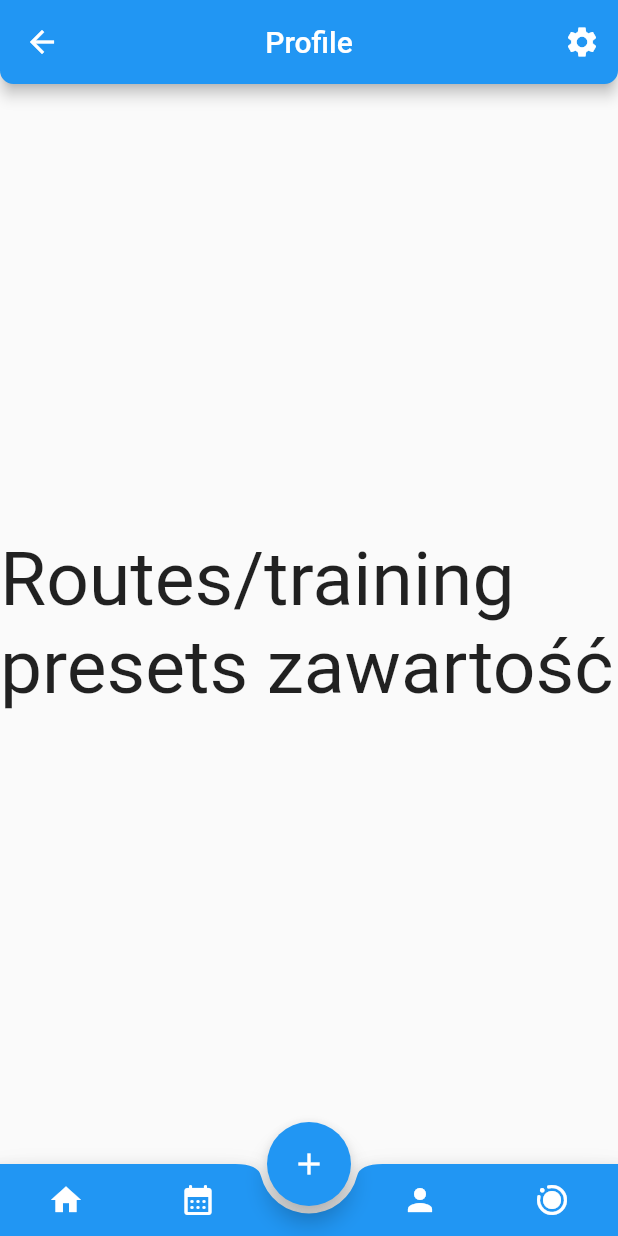
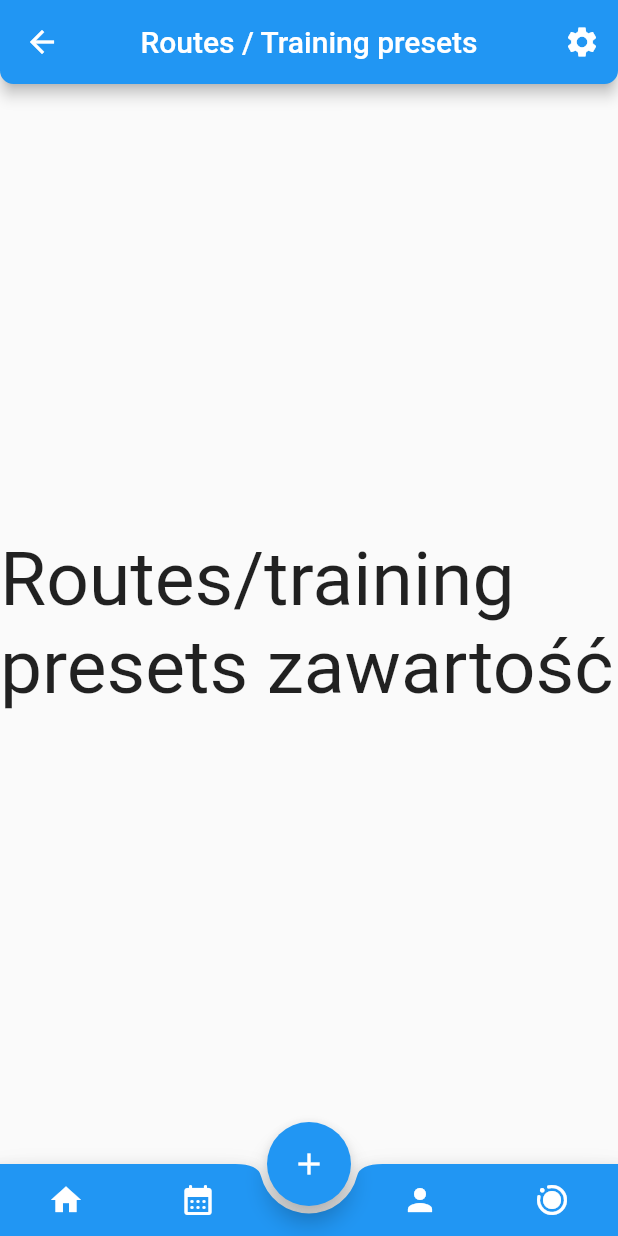
Before and after one commit to sebastianpartyka/kalendar2, a Flutter app: the TrainingPresets screen opened directly, on a phone screen of 412 x 824 dp. Run offline on Flutter 3.47's test engine with Material 2 defaults, Android fonts, the phone set to English and light mode, and no system bars; our stand-ins replace convex_bottom_bar; missing offline and left inert: flutter_clean_calendar; network calls fail.

Commit message:
Small adjustments on routing and desriptions

```diff
--- a/lib/addnew.dart
+++ b/lib/addnew.dart
@@ -45,3 +45,7 @@
 // Sprzęt: buty lub rower if applicable
 // Additional info/commentary: notka do wpisania z klawiatury, albo Text To Speech
 // Samopoczucie: :> :) :| :( :<
+
+//AddNewEquipment to samo dla equipment
+//AddNewGoal dla celów
+//AddNewAchievement dla achievements
--- a/lib/goals.dart
+++ b/lib/goals.dart
@@ -11,7 +11,7 @@ class Goals extends StatelessWidget {
     //return Container(color: const Color(0xFF2DBD3A));
     return Scaffold(
         appBar: AppBar(
-          title: const Text('Profile'),
+          title: const Text('Goals'),
           centerTitle: true,
           shape: RoundedRectangleBorder(
               borderRadius: BorderRadius.vertical(
--- a/lib/stats.dart
+++ b/lib/stats.dart
@@ -11,7 +11,7 @@ class Stats extends StatelessWidget {
     //return Container(color: const Color(0xFF2DBD3A));
     return Scaffold(
         appBar: AppBar(
-          title: const Text('Profile'),
+          title: const Text('Stats'),
           centerTitle: true,
           shape: RoundedRectangleBorder(
               borderRadius: BorderRadius.vertical(
--- a/lib/training_presets.dart
+++ b/lib/training_presets.dart
@@ -11,7 +11,7 @@ class TrainingPresets extends StatelessWidget {
     //return Container(color: const Color(0xFF2DBD3A));
     return Scaffold(
         appBar: AppBar(
-          title: const Text('Profile'),
+          title: const Text('Routes / Training presets'),
           centerTitle: true,
           shape: RoundedRectangleBorder(
               borderRadius: BorderRadius.vertical(
```
